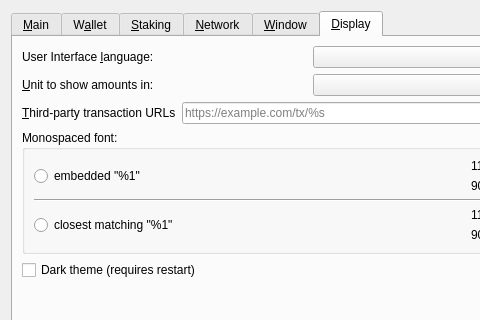
Before: the Qt Designer form src/qt/forms/optionsdialog.ui in mateable/mateablecoin-24.x, drawn with Qt 5; both pictures show x 0 to 480 and y 0 to 320 of the 620 by 460 pixel window.
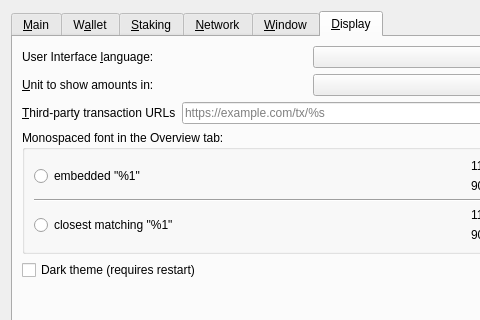
After: the same form once the commit is applied. The open tabs and pages were chosen to show the change. Custom widgets are drawn as their Qt base class.

Commit message:
qt: make Expert and Monospaced font group box titles blue
Restore original "Monospaced font in the Overview tab:" title text and
apply blue (#4db8ff) to those two specific group boxes while keeping
other group box titles neutral grey.

```diff
--- a/src/qt/forms/optionsdialog.ui
+++ b/src/qt/forms/optionsdialog.ui
@@ -890,7 +890,7 @@
        <item>
         <widget class="QGroupBox" name="font_groupBox">
          <property name="title">
-          <string>Monospaced font:</string>
+          <string>Monospaced font in the Overview tab:</string>
          </property>
          <layout class="QVBoxLayout" name="font_verticalLayout">
           <item>
```
The commit also changes 1 other file.
